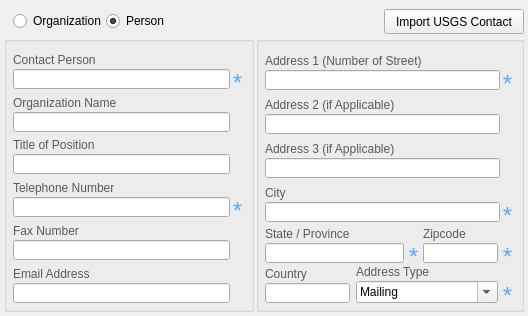
The window that pymdwizard/gui/ui_files/ContactInfo.ui (DOI-USGS/fort-pymdwizard) describes before a commit, drawn with Qt 5.
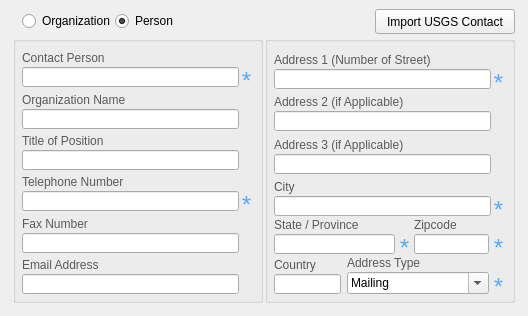
The same window after the commit.

Patch:
```diff
--- a/pymdwizard/gui/ui_files/ContactInfo.ui
+++ b/pymdwizard/gui/ui_files/ContactInfo.ui
@@ -61,6 +61,7 @@
     <number>4</number>
    </property>
    <item>
+    <widget class="QFrame" name="fgdc_cntinfo">
     <layout class="QVBoxLayout" name="verticalLayout_7">
      <property name="spacing">
       <number>2</number>
@@ -1707,6 +1708,7 @@
       </layout>
      </item>
     </layout>
+    </widget>
    </item>
   </layout>
   <zorder></zorder>
```
Left out of the diff: 30 changed lines with no effect on the pictures. Lines whose indentation alone changed are shown as unchanged.
